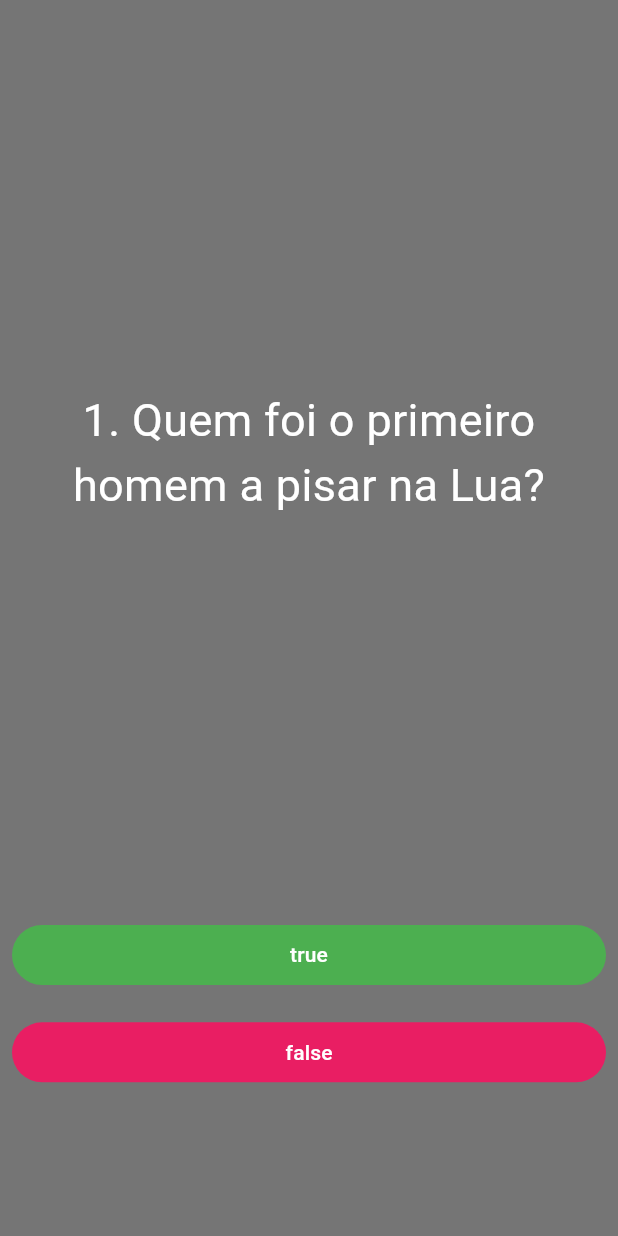
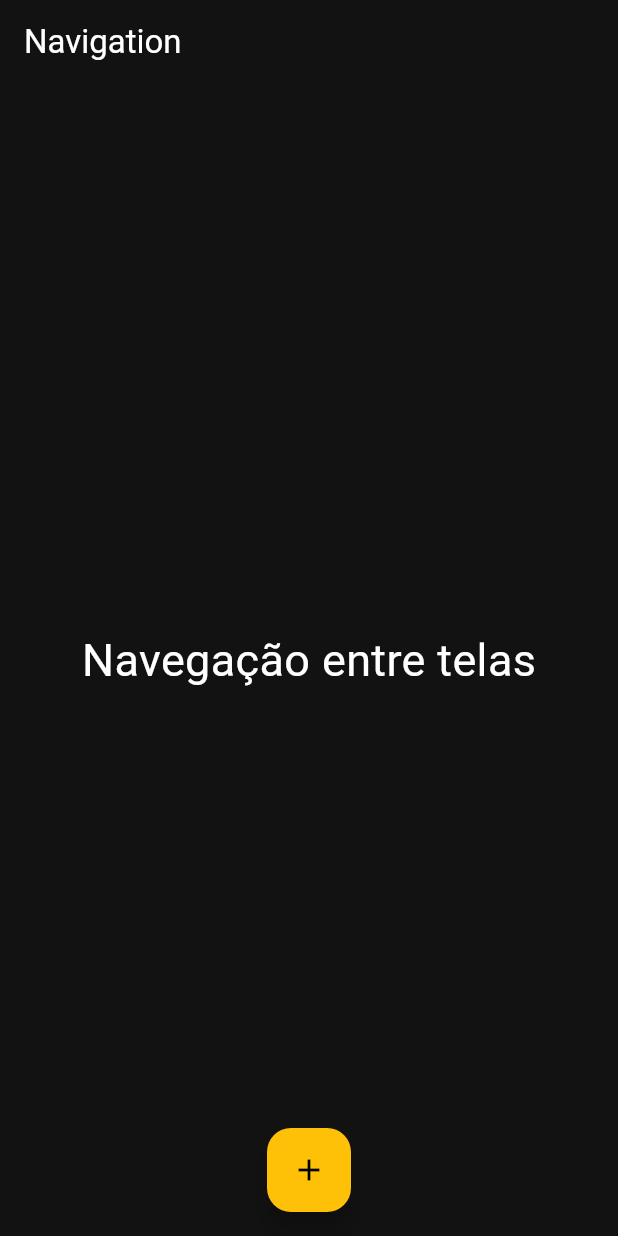
Before and after one commit to Leo1367/Quiz-Flutter, a Flutter app: the screen it shows after launch, on a phone screen of 412 x 824 dp. Run offline on Flutter 3.47's test engine with Material 3 defaults, Android fonts, the phone set to English and light mode, and no system bars.

Commit message:
create navigation

```diff
--- /dev/null
+++ b/lib/home_screen/home_screen.dart
@@ -0,0 +1,44 @@
+import 'package:flutter/material.dart';
+import 'package:quiz/home_screen/quiz_screen.dart';
+
+class HomeScreen extends StatefulWidget {
+  const HomeScreen({super.key});
+
+  @override
+  State<HomeScreen> createState() => _HomeScreenState();
+}
+
+class _HomeScreenState extends State<HomeScreen> {
+  @override
+  Widget build(BuildContext context) {
+    return Scaffold(
+      appBar: AppBar(
+        title: const Text("Navigation"),
+      ),
+      body: const Padding(
+        padding: EdgeInsets.all(8.0),
+        child: Center(
+          child: Column(
+            mainAxisAlignment: MainAxisAlignment.center,
+            children: [
+              Text(
+                "Navegação entre telas",
+                style: TextStyle(fontSize: 30),
+              )
+            ],
+          ),
+        ),
+      ),
+      floatingActionButtonLocation: FloatingActionButtonLocation.centerFloat,
+      floatingActionButton: FloatingActionButton(
+        onPressed: () => {
+          Navigator.push(context, MaterialPageRoute(builder: (context) {
+            return const QuizScreen();
+          }))
+        },
+        backgroundColor: Colors.amber,
+        child: const Icon(Icons.add),
+      ),
+    );
+  }
+}
--- a/lib/view/quiz_screen.dart
+++ b/lib/home_screen/quiz_screen.dart
@@ -1,5 +1,6 @@
 import 'package:flutter/material.dart';
 import 'package:quiz/controller/quiz_controller.dart';
+import 'package:quiz/home_screen/home_screen.dart';
 
 QuizController quizController = QuizController();
 
@@ -62,6 +63,13 @@ class _QuizScreenState extends State<QuizScreen> {
   Widget build(BuildContext context) {
     return Scaffold(
       backgroundColor: Colors.black54,
+      appBar: AppBar(
+        backgroundColor: Colors.black54,
+        title: const Text(
+          "Quiz",
+          style: TextStyle(color: Colors.white),
+        ),
+      ),
       body: Padding(
         padding: const EdgeInsets.all(8.0),
         child: Center(
--- a/lib/main.dart
+++ b/lib/main.dart
@@ -1,6 +1,5 @@
 import 'package:flutter/material.dart';
-
-import 'view/quiz_screen.dart';
+import 'package:quiz/home_screen/home_screen.dart';
 
 void main() {
   runApp(const MyApp());
@@ -13,11 +12,8 @@ class MyApp extends StatelessWidget {
   Widget build(BuildContext context) {
     return MaterialApp(
       title: 'Flutter Demo',
-      theme: ThemeData(
-        colorScheme: ColorScheme.fromSeed(seedColor: Colors.deepPurple),
-        useMaterial3: true,
-      ),
-      home: const QuizScreen(),
+      theme: ThemeData(colorScheme: const ColorScheme.dark()),
+      home: const HomeScreen(),
     );
   }
 }
```
Also changed, not shown: pubspec.lock.
